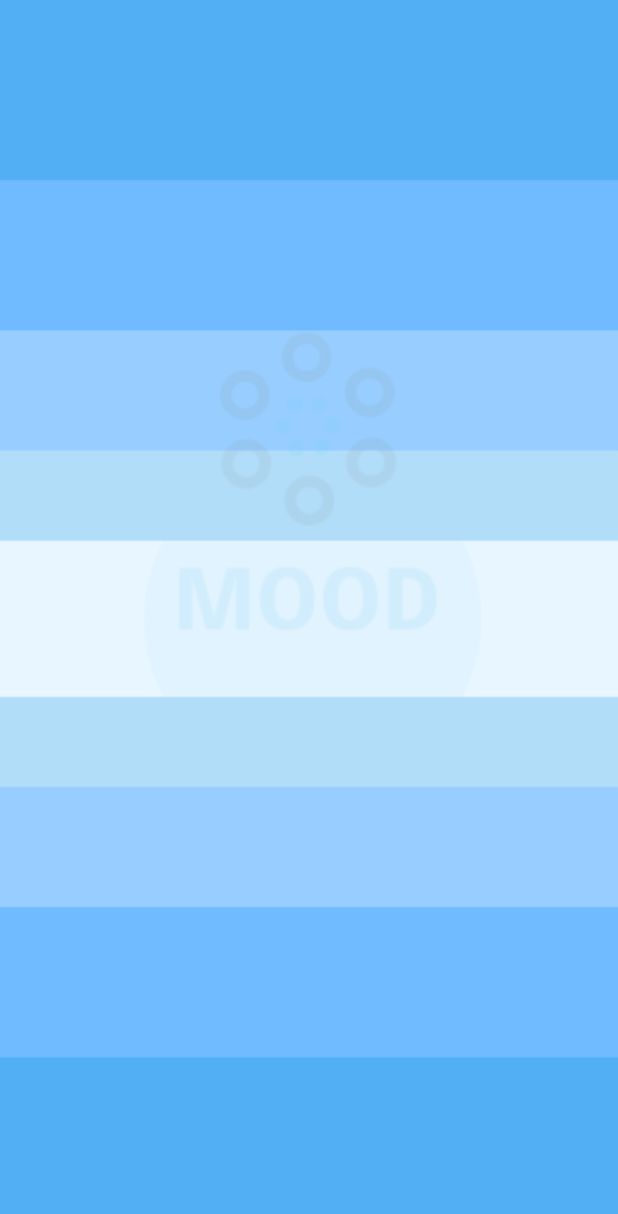
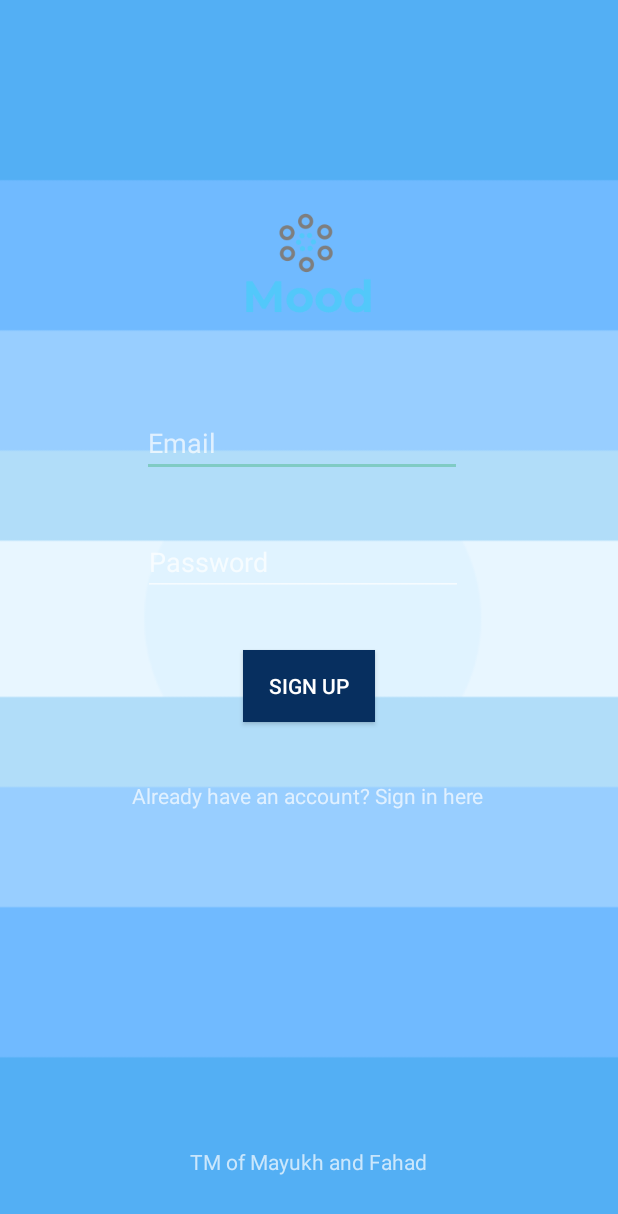
Before and after one commit to DJ-Striker/AccessDenied21, an Android app: the MainActivity screen opened directly, with no data from a screen before it, on a phone screen of 412 x 824 dp. Shown: the top 1214 px of the screen. Run offline under Robolectric (Android 15) with nearby library versions, the phone set to English and light mode, and no system bars; 2 statements that could not run were skipped.

Commit message:
added new page and linked buttons

```diff
--- a/app/src/main/res/layout/activity_main.xml
+++ b/app/src/main/res/layout/activity_main.xml
@@ -3,19 +3,101 @@
     xmlns:app="http://schemas.android.com/apk/res-auto"
     xmlns:tools="http://schemas.android.com/tools"
     android:layout_width="match_parent"
+    android:background="@drawable/logo"
     android:layout_height="match_parent"
-    android:background="@drawable/logo"
     tools:context=".MainActivity">
 
-    <ImageView
-        android:id="@+id/imageView9"
-        android:layout_width="252dp"
-        android:layout_height="298dp"
+
+    <EditText
+        android:id="@+id/editTextTextEmailAddress"
+        android:layout_width="wrap_content"
+        android:layout_height="wrap_content"
+        android:layout_marginStart="97dp"
+        android:layout_marginLeft="97dp"
+        android:layout_marginTop="226dp"
+        android:layout_marginEnd="104dp"
+        android:layout_marginRight="104dp"
+        android:layout_marginBottom="460dp"
+        android:ems="10"
+        android:hint="Email"
+        android:inputType="textEmailAddress"
         app:layout_constraintBottom_toBottomOf="parent"
         app:layout_constraintEnd_toEndOf="parent"
-        app:layout_constraintHorizontal_bias="0.496"
+        app:layout_constraintHorizontal_bias="1.0"
+        app:layout_constraintStart_toStartOf="parent"
+        app:layout_constraintTop_toTopOf="parent" />
+
+    <EditText
+        android:id="@+id/editTextTextPassword"
+        android:layout_width="wrap_content"
+        android:layout_height="wrap_content"
+        android:layout_marginStart="98dp"
+        android:layout_marginLeft="98dp"
+        android:layout_marginTop="11dp"
+        android:layout_marginEnd="103dp"
+        android:layout_marginRight="103dp"
+        android:layout_marginBottom="404dp"
+        android:ems="10"
+        android:hint="Password"
+        android:inputType="textPassword"
+        app:layout_constraintBottom_toBottomOf="parent"
+        app:layout_constraintEnd_toEndOf="parent"
+        app:layout_constraintHorizontal_bias="1.0"
+        app:layout_constraintStart_toStartOf="parent"
+        app:layout_constraintTop_toBottomOf="@+id/editTextTextEmailAddress" />
+
+    <TextView
+        android:id="@+id/textView"
+        android:layout_width="wrap_content"
+        android:layout_height="wrap_content"
+        android:layout_marginBottom="284dp"
+        android:text="Already have an account? Sign in here"
+        app:layout_constraintBottom_toBottomOf="parent"
+        app:layout_constraintEnd_toEndOf="parent"
+        app:layout_constraintHorizontal_bias="0.497"
+        app:layout_constraintStart_toStartOf="parent" />
+
+    <Button
+        android:id="@+id/button"
+        android:layout_width="wrap_content"
+        android:layout_height="wrap_content"
+        android:background="#E8F6FF"
+        android:text="Sign Up"
+        app:backgroundTint="#072F5F"
+        app:layout_constraintBottom_toTopOf="@+id/textView"
+        app:layout_constraintEnd_toEndOf="parent"
+        app:layout_constraintStart_toStartOf="parent"
+        app:layout_constraintTop_toBottomOf="@+id/editTextTextPassword"
+        app:layout_constraintVertical_bias="0.482" />
+
+    <TextView
+        android:id="@+id/textView3"
+        android:layout_width="wrap_content"
+        android:layout_height="wrap_content"
+        android:layout_marginStart="118dp"
+        android:layout_marginLeft="118dp"
+        android:layout_marginEnd="118dp"
+        android:layout_marginRight="118dp"
+        android:layout_marginBottom="40dp"
+        android:text="TM of Mayukh and Fahad"
+        app:layout_constraintBottom_toBottomOf="parent"
+        app:layout_constraintEnd_toEndOf="parent"
+        app:layout_constraintHorizontal_bias="0.47"
+        app:layout_constraintStart_toStartOf="parent" />
+
+    <ImageView
+        android:id="@+id/imageView"
+        android:layout_width="146dp"
+        android:layout_height="92dp"
+        android:layout_marginStart="132dp"
+        android:layout_marginLeft="132dp"
+        android:layout_marginTop="106dp"
+        android:layout_marginEnd="133dp"
+        android:layout_marginRight="133dp"
+        android:layout_marginBottom="28dp"
+        app:layout_constraintBottom_toTopOf="@+id/editTextTextEmailAddress"
+        app:layout_constraintEnd_toEndOf="parent"
         app:layout_constraintStart_toStartOf="parent"
         app:layout_constraintTop_toTopOf="parent"
-        app:layout_constraintVertical_bias="0.318"
-        app:srcCompat="@drawable/title2" />
+        app:srcCompat="@drawable/landing_page" />
 </androidx.constraintlayout.widget.ConstraintLayout>
```
